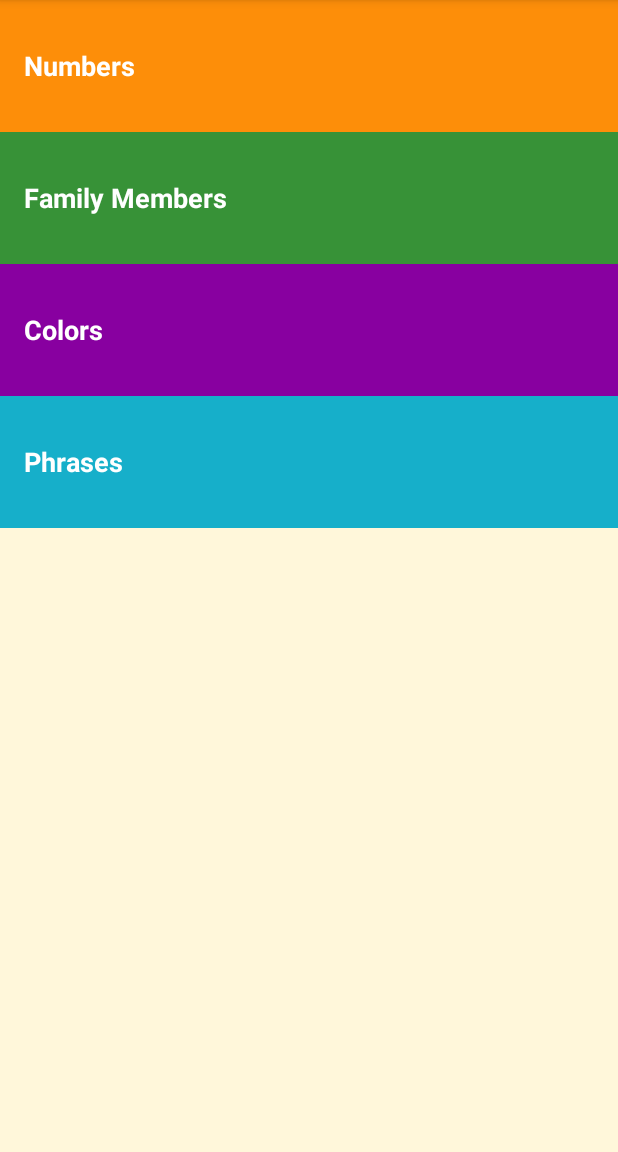
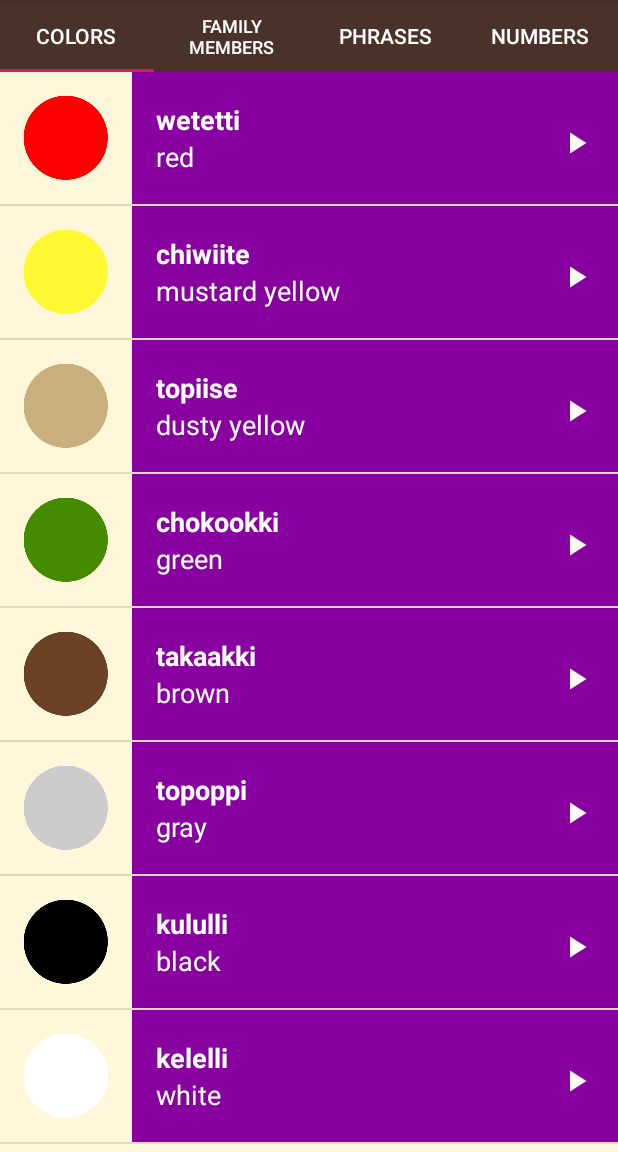
Before and after one commit to rares1eu/miwok, an Android app: the screen it shows after launch (MainActivity), on a phone screen of 412 x 824 dp, the part 84-1236 px from its top. Run offline under Robolectric (Android 15) with nearby library versions, the phone set to English and light mode, and no system bars.

Commit message:
Transform activities to PageView

```diff
--- a/app/build.gradle
+++ b/app/build.gradle
@@ -22,7 +22,6 @@ dependencies {
     implementation fileTree(dir: 'libs', include: ['*.jar'])
     implementation 'com.android.support:appcompat-v7:28.0.0'
     implementation 'com.android.support.constraint:constraint-layout:1.1.3'
-    testImplementation 'junit:junit:4.12'
-    androidTestImplementation 'com.android.support.test:runner:1.0.2'
-    androidTestImplementation 'com.android.support.test.espresso:espresso-core:3.0.2'
+    implementation 'com.android.support:support-v4:28.0.0'
+    implementation 'com.android.support:design:28.0.0'
 }
--- a/app/src/main/java/com/example/myapplication/ColorsActivity.java
+++ b/app/src/main/java/com/example/myapplication/ColorsFragments.java
@@ -1,19 +1,29 @@
 package com.example.myapplication;
 
+
 import android.os.Bundle;
-import android.support.v7.app.AppCompatActivity;
+import android.support.annotation.Nullable;
+import android.support.v4.app.Fragment;
+import android.view.LayoutInflater;
+import android.view.View;
+import android.view.ViewGroup;
 import android.widget.ListView;
+import android.widget.TextView;
 
 import java.util.ArrayList;
 
+/**
+ * A simple {@link Fragment} subclass.
+ */
+public class ColorsFragments extends Fragment {
 
-public class ColorsActivity extends AppCompatActivity {
+    WordAdaptor mAdapter;
 
+
+    @Nullable
     @Override
-    protected void onCreate(Bundle savedInstanceState) {
-        super.onCreate(savedInstanceState);
-        setContentView(R.layout.word_list);
-
+    public View onCreateView(@Nullable LayoutInflater inflater, @Nullable ViewGroup container, @Nullable Bundle savedInstanceState) {
+        final View view = inflater.inflate(R.layout.word_list, container, false);
 
         final ArrayList<Word> words = new ArrayList<Word>();
         words.add(new Word("red", "wetetti", R.drawable.color_red, R.raw.color_red));
@@ -26,11 +36,19 @@ public class ColorsActivity extends AppCompatActivity {
         words.add(new Word("white", "kelelli", R.drawable.color_white, R.raw.color_white));
 
 
-        WordAdaptor adapter = new WordAdaptor(this, words, R.color.category_colors);
+        mAdapter = new WordAdaptor(getContext(), words, R.color.category_colors);
 
-        ListView listView = findViewById(R.id.list);
+        ListView listView = view.findViewById(R.id.list);
 
-        listView.setAdapter(adapter);
-        listView.setOnItemClickListener(adapter);
+        listView.setAdapter(mAdapter);
+        listView.setOnItemClickListener(mAdapter);
+
+        return view;
+    }
+
+    @Override
+    public void onDestroyView() {
+        super.onDestroyView();
+        mAdapter.stopMusic();
     }
 }
--- a/app/src/main/java/com/example/myapplication/FamilyActivity.java
+++ b/app/src/main/java/com/example/myapplication/FamilyFragment.java
@@ -1,18 +1,28 @@
 package com.example.myapplication;
 
+
 import android.os.Bundle;
-import android.support.v7.app.AppCompatActivity;
+import android.support.annotation.Nullable;
+import android.support.v4.app.Fragment;
+import android.view.LayoutInflater;
+import android.view.View;
+import android.view.ViewGroup;
 import android.widget.ListView;
+import android.widget.TextView;
 
 import java.util.ArrayList;
 
-public class FamilyActivity extends AppCompatActivity {
+/**
+ * A simple {@link Fragment} subclass.
+ */
+public class FamilyFragment extends Fragment {
 
+    WordAdaptor mAdapter;
+
+    @Nullable
     @Override
-    protected void onCreate(Bundle savedInstanceState) {
-        super.onCreate(savedInstanceState);
-        setContentView(R.layout.word_list);
-
+    public View onCreateView(@Nullable LayoutInflater inflater,@Nullable ViewGroup container,@Nullable Bundle savedInstanceState) {
+        final View view=inflater.inflate(R.layout.word_list,container,false);
 
         final ArrayList<Word> words = new ArrayList<Word>();
         words.add(new Word("father", "әpә", R.drawable.family_father, R.raw.family_father));
@@ -27,11 +37,20 @@ public class FamilyActivity extends AppCompatActivity {
         words.add(new Word("grandfather", "paapa", R.drawable.family_grandfather, R.raw.family_grandfather));
 
 
-        WordAdaptor adapter = new WordAdaptor(this, words, R.color.category_family);
+        mAdapter = new WordAdaptor(getContext(), words, R.color.category_family);
 
-        ListView listView = (ListView) findViewById(R.id.list);
+        ListView listView = view.findViewById(R.id.list);
 
-        listView.setAdapter(adapter);
-        listView.setOnItemClickListener(adapter);
+        listView.setAdapter(mAdapter);
+        listView.setOnItemClickListener(mAdapter);
+
+
+        return view;
+    }
+
+    @Override
+    public void onDestroyView() {
+        super.onDestroyView();
+        mAdapter.stopMusic();
     }
 }
--- a/app/src/main/java/com/example/myapplication/MainActivity.java
+++ b/app/src/main/java/com/example/myapplication/MainActivity.java
@@ -1,83 +1,22 @@
 package com.example.myapplication;
 
-import android.content.Intent;
 import android.os.Bundle;
+import android.support.design.widget.TabLayout;
+import android.support.v4.view.ViewPager;
 import android.support.v7.app.AppCompatActivity;
-import android.util.Log;
-import android.view.View;
-import android.widget.TextView;
-import android.widget.Toast;
 
-public class MainActivity extends AppCompatActivity implements View.OnClickListener {
+public class MainActivity extends AppCompatActivity {
 
     @Override
     protected void onCreate(Bundle savedInstanceState) {
         super.onCreate(savedInstanceState);
         setContentView(R.layout.activity_main);
-        Log.v("MainActivity", "onCreate");
 
-        TextView numbers = findViewById(R.id.numbers);
-        numbers.setOnClickListener(this);
+        ViewPager viewPager = findViewById(R.id.view_pager);
+        ViewPagerAdaptor adaptor = new ViewPagerAdaptor(this, getSupportFragmentManager());
+        viewPager.setAdapter(adaptor);
 
-        TextView family = findViewById(R.id.family);
-        family.setOnClickListener(this);
-
-        TextView colors = findViewById(R.id.colors);
-        colors.setOnClickListener(this);
-
-        TextView phrases = findViewById(R.id.phrases);
-        phrases.setOnClickListener(this);
+        TabLayout tabLayout = findViewById(R.id.tab_layout);
+        tabLayout.setupWithViewPager(viewPager);
     }
-
-    @Override
-    public void onClick(View view) {
-        if (view.getId() == R.id.numbers) {
-            goToNextActivity(NumbersActivity.class, "Open the list of Numbers.");
-        } else if (view.getId() == R.id.family) {
-            goToNextActivity(FamilyActivity.class, "Open the list of Family.");
-        } else if (view.getId() == R.id.colors) {
-            goToNextActivity(ColorsActivity.class, "Open the list of Color.");
-        } else if (view.getId() == R.id.phrases) {
-            goToNextActivity(PhrasesActivity.class, "Open the list of Phrases.");
-        }
-    }
-
-    void goToNextActivity(Class activity, String message) {
-        Intent numbersIntent = new Intent(MainActivity.this, activity);
-        startActivity(numbersIntent);
-        Toast.makeText(MainActivity.this, message, Toast.LENGTH_SHORT).show();
-    }
-
-    @Override
-    protected void onStart() {
-        super.onStart();
-        Log.v("MainActivity", "onStart");
-    }
-
-    @Override
-    protected void onResume() {
-        super.onResume();
-        Log.v("MainActivity", "onResume");
-    }
-
-    @Override
-    protected void onPause() {
-        super.onPause();
-        Log.v("MainActivity", "onPause");
-    }
-
-    @Override
-    protected void onStop() {
-        super.onStop();
-        Log.v("MainActivity", "onStop");
-    }
-
-    @Override
-    protected void onDestroy() {
-        super.onDestroy();
-        Log.v("MainActivity", "onDestroy");
-    }
-
-
-
 }
--- /dev/null
+++ b/app/src/main/java/com/example/myapplication/ViewPagerAdaptor.java
@@ -0,0 +1,55 @@
+package com.example.myapplication;
+
+import android.content.Context;
+import android.support.annotation.Nullable;
+import android.support.v4.app.Fragment;
+import android.support.v4.app.FragmentManager;
+import android.support.v4.app.FragmentPagerAdapter;
+
+public class ViewPagerAdaptor extends FragmentPagerAdapter {
+
+    private final Context context;
+
+    public ViewPagerAdaptor(Context context, FragmentManager fm) {
+        super(fm);
+        this.context = context;
+    }
+
+    @Override
+    public int getCount() {
+        return 4;
+    }
+
+    @Override
+    public Fragment getItem(int position) {
+        switch (position) {
+            case 0: {
+                return new ColorsFragments();
+            }
+            case 1: {
+                return new FamilyFragment();
+            }
+            case 2:
+                return new PhrasesFragments();
+            default: {
+                return new NumbersFragment();
+            }
+        }
+    }
+
+
+    @Nullable
+    @Override
+    public CharSequence getPageTitle(int position) {
+        switch (position) {
+            case 0:
+                return context.getString(R.string.category_colors);
+            case 1:
+                return context.getString(R.string.category_family);
+            case 2:
+                return context.getString(R.string.category_phrases);
+            default:
+                return context.getString(R.string.category_numbers);
+        }
+    }
+}
--- a/app/src/main/res/layout/activity_main.xml
+++ b/app/src/main/res/layout/activity_main.xml
@@ -1,5 +1,6 @@
 <?xml version="1.0" encoding="utf-8"?>
 <LinearLayout xmlns:android="http://schemas.android.com/apk/res/android"
+    xmlns:app="http://schemas.android.com/apk/res-auto"
     xmlns:tools="http://schemas.android.com/tools"
     android:layout_width="match_parent"
     android:layout_height="match_parent"
@@ -8,29 +9,16 @@
     android:orientation="vertical"
     tools:context="com.example.myapplication.MainActivity">
 
-    <TextView
-        android:id="@+id/numbers"
-        style="@style/CategoryTextStyle"
-        android:background="@color/category_numbers"
-        android:text="@string/category_numbers">
-    </TextView>
+    <android.support.design.widget.TabLayout
+        android:id="@+id/tab_layout"
+        android:layout_width="match_parent"
+        android:layout_height="wrap_content"
+        android:background="@color/primary_color"
+        app:tabTextColor="@android:color/white" />
 
-    <TextView
-        android:id="@+id/family"
-        style="@style/CategoryTextStyle"
-        android:background="@color/category_family"
-        android:text="@string/category_family" />
-
-    <TextView
-        android:id="@+id/colors"
-        style="@style/CategoryTextStyle"
-        android:background="@color/category_colors"
-        android:text="@string/category_colors" />
-
-    <TextView
-        android:id="@+id/phrases"
-        style="@style/CategoryTextStyle"
-        android:background="@color/category_phrases"
-        android:text="@string/category_phrases" />
+    <android.support.v4.view.ViewPager
+        android:id="@+id/view_pager"
+        android:layout_width="match_parent"
+        android:layout_height="match_parent" />
 
 </LinearLayout>
--- a/app/src/main/res/values/strings.xml
+++ b/app/src/main/res/values/strings.xml
@@ -13,4 +13,5 @@
 
     <!-- Category name for the vocabulary words for family members [CHAR LIMIT=20] -->
     <string name="category_family">Family Members</string>
+
 </resources>
```
Also changed, not shown: app/src/main/AndroidManifest.xml (+0 -20 lines), app/src/main/java/com/example/myapplication/NumbersFragment.java (renamed from app/src/main/java/com/example/myapplication/NumbersActivity.java, +17 -13 lines), app/src/main/java/com/example/myapplication/PhrasesFragments.java (renamed from app/src/main/java/com/example/myapplication/PhrasesActivity.java, +29 -9 lines).
